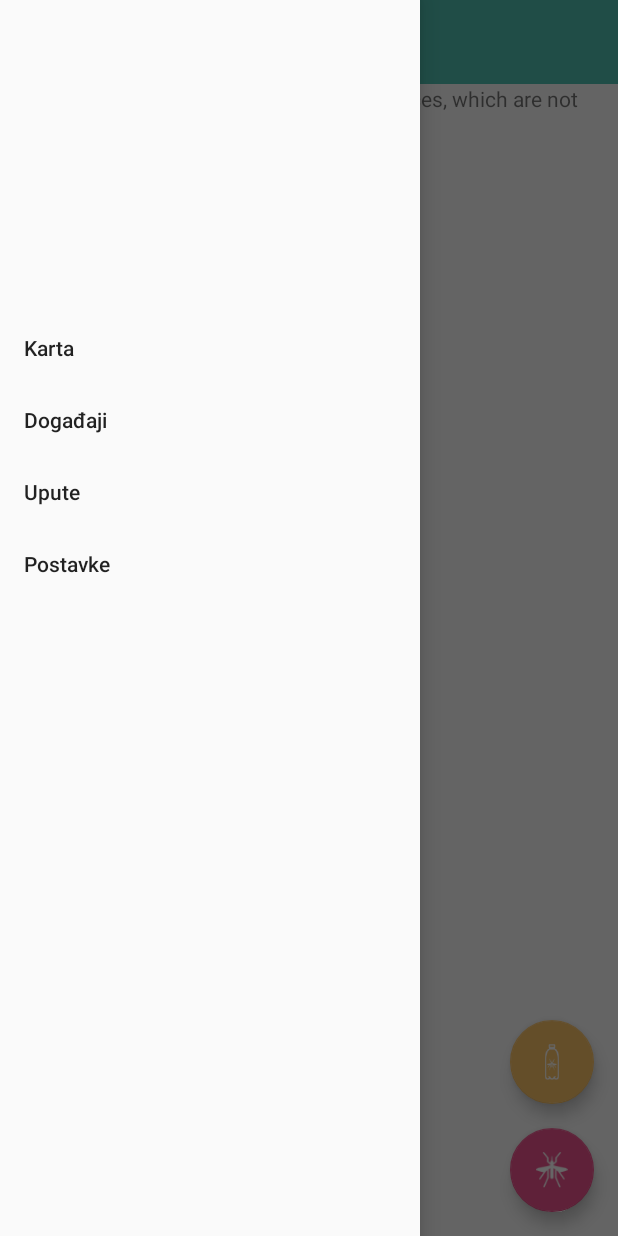
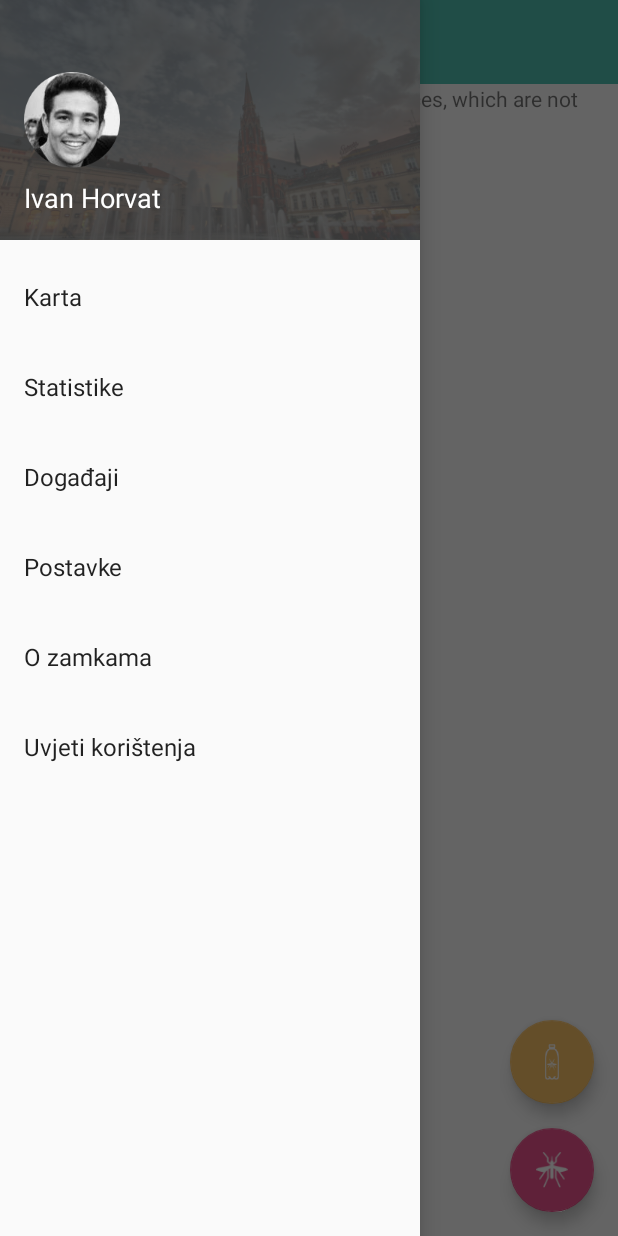
Before and after one commit to matvidako/OsHack, an Android app: the MapsActivity screen opened directly, with no data from a screen before it, with the side drawer open, on a phone screen of 412 x 824 dp. Run offline under Robolectric (Android 15) with nearby library versions, the light colour scheme and no system bars; our stand-ins replace ButterKnife; libraries missing offline, so code that uses them is left out: com.google.maps.android, retrofit.client; 3 statements that could not run were skipped.

Commit message:
drawer and other layout updates

```diff
--- a/app/src/main/AndroidManifest.xml
+++ b/app/src/main/AndroidManifest.xml
@@ -23,9 +23,7 @@
 
         <activity
             android:name=".ui.MapsActivity"
-            android:label="@string/app_name_hack">
-
-
+            android:label="@string/action_map">
             <intent-filter>
                 <action android:name="android.intent.action.MAIN" />
                 <category android:name="android.intent.category.LAUNCHER" />
--- a/app/src/main/res/layout/activity_base.xml
+++ b/app/src/main/res/layout/activity_base.xml
@@ -20,6 +20,7 @@
         android:layout_width="wrap_content"
         android:layout_height="match_parent"
         android:layout_gravity="start"
+        app:theme="@style/NavigationDrawerStyle"
         app:headerLayout="@layout/header_menu"
         app:menu="@menu/drawer" />
 
--- a/app/src/main/res/layout/header_menu.xml
+++ b/app/src/main/res/layout/header_menu.xml
@@ -1,7 +1,29 @@
 <?xml version="1.0" encoding="utf-8"?>
-<LinearLayout xmlns:android="http://schemas.android.com/apk/res/android"
+<RelativeLayout xmlns:android="http://schemas.android.com/apk/res/android"
     android:layout_width="match_parent"
-    android:layout_height="200dp"
-    android:orientation="vertical">
+    android:layout_height="160dp">
 
-</LinearLayout>
+    <ImageView
+        android:layout_width="match_parent"
+        android:layout_height="match_parent"
+        android:src="@drawable/osijek"
+        android:scaleType="centerCrop" />
+
+    <ImageView
+        android:layout_width="wrap_content"
+        android:layout_height="wrap_content"
+        android:src="@drawable/user_avatar"
+        android:layout_marginLeft="@dimen/padding_standard"
+        android:layout_marginTop="48dp"
+        android:scaleType="centerCrop" />
+
+    <TextView
+        android:layout_width="wrap_content"
+        android:layout_height="wrap_content"
+        android:text="Ivan Horvat"
+        android:layout_marginLeft="@dimen/padding_standard"
+        android:layout_marginBottom="@dimen/padding_standard"
+        android:textColor="@color/white"
+        android:textSize="18sp"
+        android:layout_alignParentBottom="true"/>
+</RelativeLayout>
--- a/app/src/main/res/menu/drawer.xml
+++ b/app/src/main/res/menu/drawer.xml
@@ -5,13 +5,21 @@
             android:id="@+id/action_map"
             android:title="@string/action_map" />
         <item
+            android:id="@+id/action_stats"
+            android:title="@string/action_stats" />
+        <item
             android:id="@+id/action_events"
             android:title="@string/action_events" />
         <item
+            android:id="@+id/action_settings"
+            android:title="@string/action_settings" />
+
+        <item
             android:id="@+id/action_tutorials"
             android:title="@string/action_tutorials" />
+
         <item
-            android:id="@+id/action_settings"
-            android:title="@string/action_settings" />
+            android:id="@+id/action_toc"
+            android:title="@string/action_toc" />
     </group>
 </menu>
--- /dev/null
+++ b/app/src/main/res/values-v21/styles.xml
@@ -0,0 +1,11 @@
+<?xml version="1.0" encoding="utf-8"?>
+<resources>
+        <style name="AppTheme" parent="Theme.AppCompat.Light.NoActionBar">
+                <item name="colorPrimary">@color/primary</item>
+                <item name="colorPrimaryDark">@color/primaryDark</item>
+                <item name="colorAccent">@color/accent</item>
+                <item name="android:windowDrawsSystemBarBackgrounds">true</item>
+                <item name="android:statusBarColor">@android:color/transparent</item>
+                <item name="android:windowTranslucentStatus">true</item>
+        </style>
+</resources>
--- a/app/src/main/res/values/colors.xml
+++ b/app/src/main/res/values/colors.xml
@@ -1,7 +1,7 @@
 <?xml version="1.0" encoding="utf-8"?>
 <resources>
     <color name="primary">@color/green_light</color>
-    <color name="primaryDark">@color/green_dark</color>
+    <color name="primaryDark">#40A89B</color>
     <color name="accent">@color/red_light</color>
 
     <color name="green_light">#50C1B3</color>
--- a/app/src/main/res/values/strings.xml
+++ b/app/src/main/res/values/strings.xml
@@ -3,8 +3,10 @@
 
     <string name="action_settings">Postavke</string>
     <string name="action_events">Događaji</string>
-    <string name="action_tutorials">Upute</string>
+    <string name="action_tutorials">O zamkama</string>
     <string name="action_map">Karta</string>
     <string name="get_started">Uključi se</string>
     <string name="learn_more">Saznaj više</string>
+    <string name="action_stats">Statistike</string>
+    <string name="action_toc">Uvjeti korištenja</string>
 </resources>
--- a/app/src/main/res/values/styles.xml
+++ b/app/src/main/res/values/styles.xml
@@ -23,4 +23,11 @@
         <item name="android:textSize">20sp</item>
     </style>
 
+    <style name="NavigationDrawerStyle">
+        <item name="android:textSize">16sp</item><!-- text size in menu-->
+        <item name="android:textColor">#666666</item>
+        <item name="android:fontFamily">sans-serif</item>
+        <item name="android:listPreferredItemHeightSmall">60dp</item><!-- item size in menu-->
+    </style>
+
 </resources>
```
Also changed, not shown: app/src/main/res/drawable-XHDPI/osijek.png (added), app/src/main/res/drawable-XHDPI/user_avatar.png (added).
